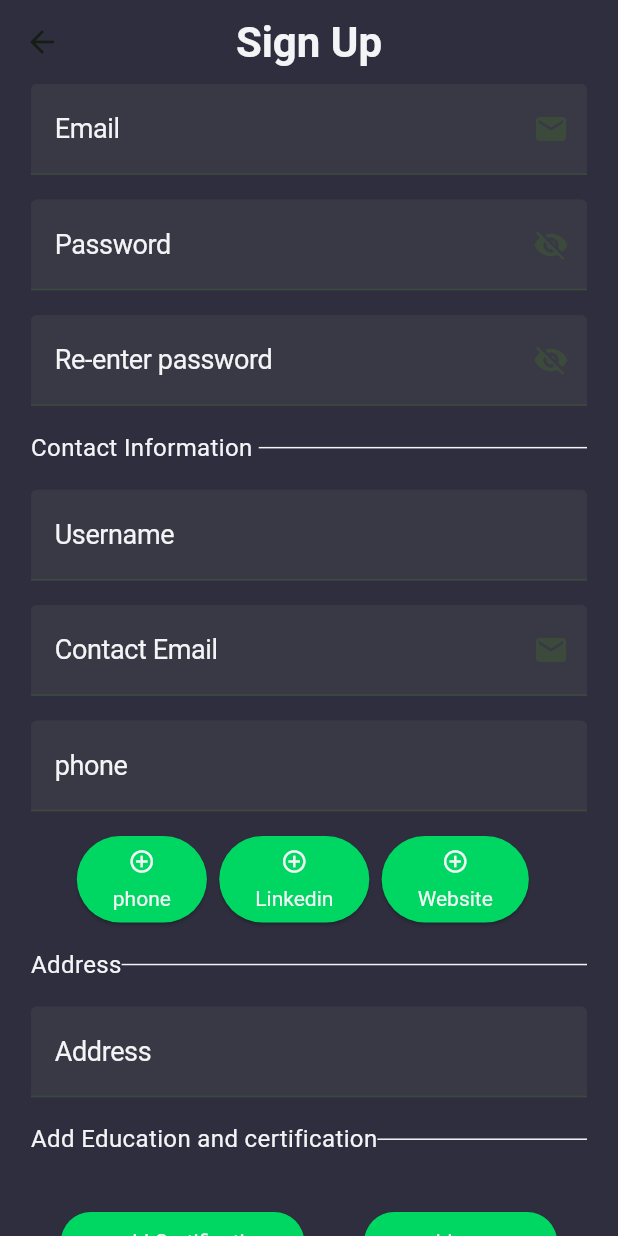
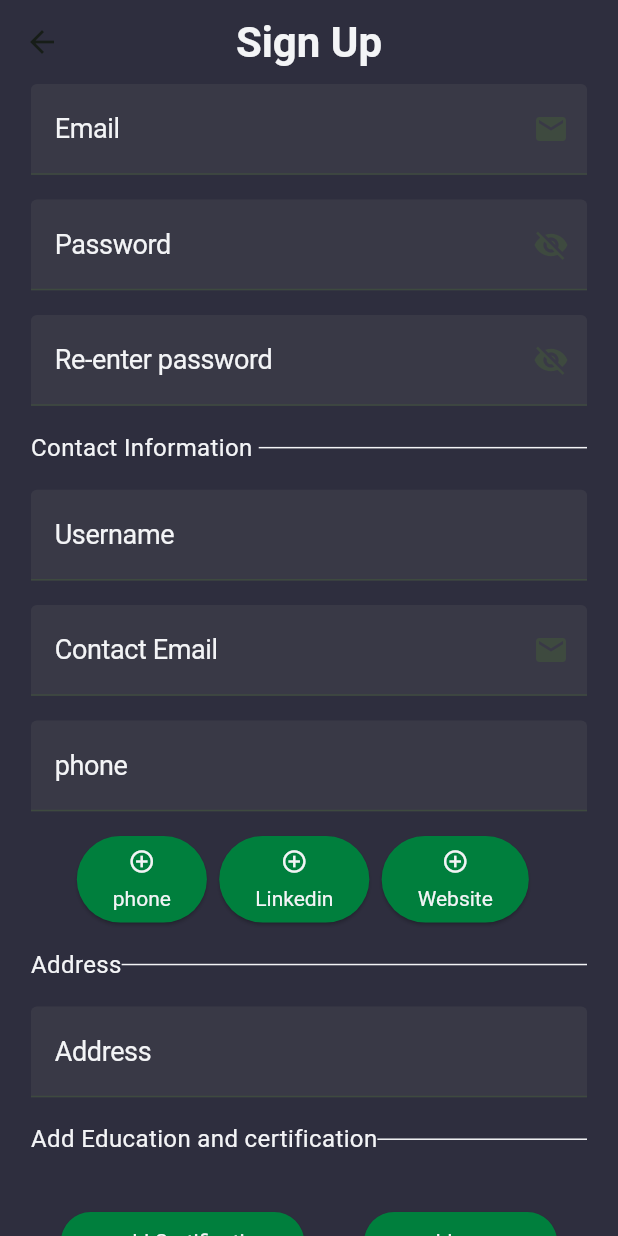
Before and after one commit to m7medayman/resume_app, a Flutter app: the SignUpPresentation screen opened by its route, on a phone screen of 412 x 824 dp. Run offline on Flutter 3.47's test engine with Material 3 defaults, Android fonts, the phone set to English and light mode, and no system bars; our stand-ins replace bloc, cloud_firestore, either_dart, equatable, firebase_auth, firebase_core and 6 more; missing offline and left inert: syncfusion_flutter_pdfviewer, word_generator; accounts and stored records are empty; Roboto replaces fonts that are missing (tilt).

Commit message:
fixing bug of the wrab

```diff
--- a/lib/core/common/widgets/hidden_button.dart
+++ b/lib/core/common/widgets/hidden_button.dart
@@ -15,9 +15,10 @@ class HiddenButton extends StatelessWidget {
   double screenHeight;
   @override
   Widget build(BuildContext context) {
-    return isHidden
-        ? Container()
-        : SizedBox(
+    return Visibility(
+      visible: !isHidden,
+
+      child: SizedBox(
         height: 0.07 * screenHeight,
         child: ElevatedButton(
             onPressed: onPressed,
@@ -31,6 +32,7 @@ class HiddenButton extends StatelessWidget {
                 childWidget,
               ],
             )),
+      ),
     );
   }
 }
--- a/lib/core/theme_manager/color_manager.dart
+++ b/lib/core/theme_manager/color_manager.dart
@@ -4,7 +4,7 @@ class ColorManager {
   static const Color textColorInput = Color(0xff535360);
   static const Color textColorInputBackGround = Color(0xff393946);
   static const Color textColor = Color(0xffF3F4F6);
-  static Color primaryColor = const Color(0xFF00D763);
+  static Color primaryColor = const Color.fromARGB(255, 0, 127, 61);
   static Color onPrimaryColor = const Color(0xFFF9FAFB);
   static Color secondaryColor = const Color(0xFFF9FAFB);
   static Color onSecondaryColor = const Color(0xFFF9FAFB);
--- a/lib/features/home/presentation/home_page_view.dart
+++ b/lib/features/home/presentation/home_page_view.dart
@@ -127,7 +127,7 @@ class DrawerItem extends StatelessWidget {
             color: ColorManager.textColor,
           ),
         ),
-        isEnd ? const Divider() : Container()
+        Visibility(visible: isEnd, child: const Divider())
       ],
     );
   }
```
Lines whose indentation alone changed are shown as unchanged.
